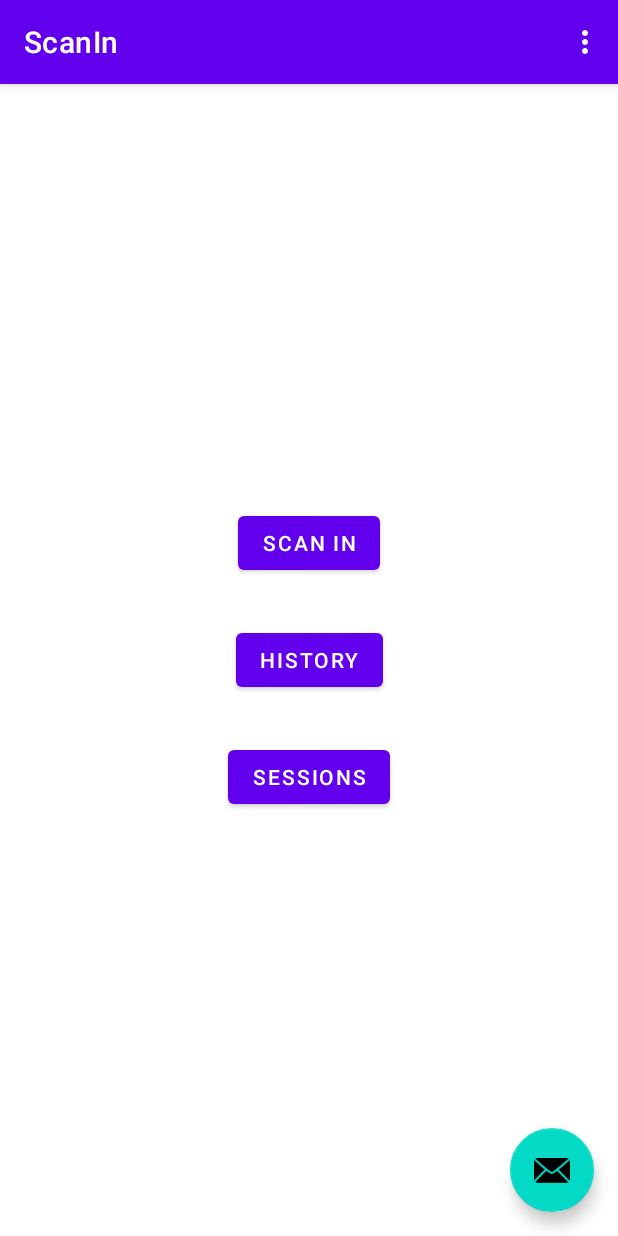
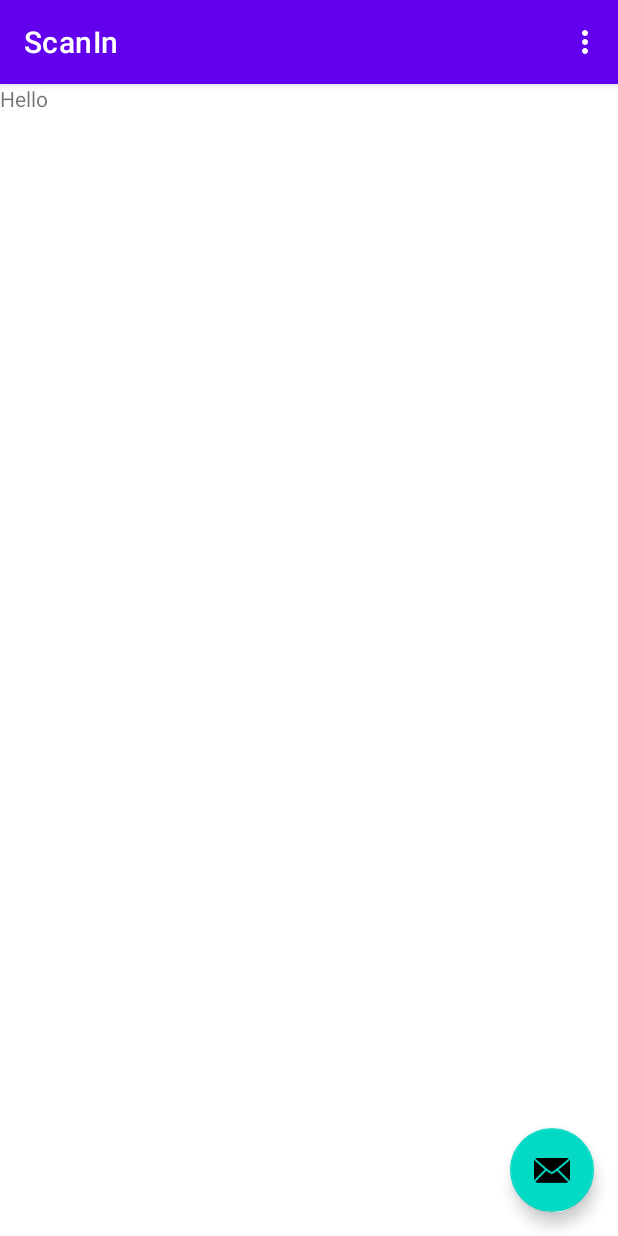
Before and after one commit to Kenton1989/ScanIn, an Android app: the AdminMenu screen opened through its navigation route, after a tap on "HISTORY", on a phone screen of 412 x 824 dp. Run offline under Robolectric (Android 15) with nearby library versions, the phone set to English and light mode, and no system bars.

Commit message:
added Fragments for Attendance, History, and Sessions

```diff
--- /dev/null
+++ b/android_john/app/src/main/java/com/example/scanin/HistoryFragment.java
@@ -0,0 +1,36 @@
+package com.example.scanin;
+
+import androidx.lifecycle.ViewModelProvider;
+
+import android.os.Bundle;
+
+import androidx.annotation.NonNull;
+import androidx.annotation.Nullable;
+import androidx.fragment.app.Fragment;
+
+import android.view.LayoutInflater;
+import android.view.View;
+import android.view.ViewGroup;
+
+public class HistoryFragment extends Fragment {
+
+    private HistoryViewModel mViewModel;
+
+    public static HistoryFragment newInstance() {
+        return new HistoryFragment();
+    }
+
+    @Override
+    public View onCreateView(@NonNull LayoutInflater inflater, @Nullable ViewGroup container,
+                             @Nullable Bundle savedInstanceState) {
+        return inflater.inflate(R.layout.history_fragment, container, false);
+    }
+
+    @Override
+    public void onActivityCreated(@Nullable Bundle savedInstanceState) {
+        super.onActivityCreated(savedInstanceState);
+        mViewModel = new ViewModelProvider(this).get(HistoryViewModel.class);
+        // TODO: Use the ViewModel
+    }
+
+}
--- /dev/null
+++ b/android_john/app/src/main/java/com/example/scanin/HistoryViewModel.java
@@ -0,0 +1,7 @@
+package com.example.scanin;
+
+import androidx.lifecycle.ViewModel;
+
+public class HistoryViewModel extends ViewModel {
+    // TODO: Implement the ViewModel
+}
--- a/android_john/app/src/main/java/com/example/scanin/ui/admin/AdminMenu.java
+++ b/android_john/app/src/main/java/com/example/scanin/ui/admin/AdminMenu.java
@@ -46,22 +46,22 @@ public class AdminMenu extends Fragment {
         scanbutton.setOnClickListener(new View.OnClickListener() {
             @Override
             public void onClick(View v) {
-                Toast.makeText(getContext().getApplicationContext(), "scan", Toast.LENGTH_SHORT).show();
-
+                NavHostFragment.findNavController(AdminMenu.this)
+                        .navigate(R.id.action_adminMenu_to_attendanceCaptureFragment);
             }
         });
         historybutton.setOnClickListener(new View.OnClickListener() {
             @Override
             public void onClick(View v) {
-                Toast.makeText(getContext().getApplicationContext(), "History", Toast.LENGTH_SHORT).show();
-
+                NavHostFragment.findNavController(AdminMenu.this)
+                        .navigate(R.id.action_adminMenu_to_historyFragment);
             }
         });
         sessionbutton.setOnClickListener(new View.OnClickListener() {
             @Override
             public void onClick(View v) {
-                Toast.makeText(getContext().getApplicationContext(), "Session", Toast.LENGTH_SHORT).show();
-
+                NavHostFragment.findNavController(AdminMenu.this)
+                        .navigate(R.id.action_adminMenu_to_sessionsFragment);
             }
         });
     }
--- /dev/null
+++ b/android_john/app/src/main/res/layout/history_fragment.xml
@@ -0,0 +1,13 @@
+<?xml version="1.0" encoding="utf-8"?>
+<FrameLayout xmlns:android="http://schemas.android.com/apk/res/android"
+    xmlns:tools="http://schemas.android.com/tools"
+    android:layout_width="match_parent"
+    android:layout_height="match_parent"
+    tools:context=".HistoryFragment">
+
+    <TextView
+        android:layout_width="match_parent"
+        android:layout_height="match_parent"
+        android:text="Hello" />
+
+</FrameLayout>
--- a/android_john/app/src/main/res/navigation/nav_graph.xml
+++ b/android_john/app/src/main/res/navigation/nav_graph.xml
@@ -38,5 +38,30 @@
         android:id="@+id/adminMenu"
         android:name="com.example.scanin.ui.admin.AdminMenu"
         android:label="fragment_admin_menu"
-        tools:layout="@layout/fragment_admin_menu" />
+        tools:layout="@layout/fragment_admin_menu" >
+        <action
+            android:id="@+id/action_adminMenu_to_attendanceCaptureFragment"
+            app:destination="@id/attendanceCaptureFragment" />
+        <action
+            android:id="@+id/action_adminMenu_to_historyFragment"
+            app:destination="@id/historyFragment" />
+        <action
+            android:id="@+id/action_adminMenu_to_sessionsFragment"
+            app:destination="@id/sessionsFragment" />
+    </fragment>
+    <fragment
+        android:id="@+id/attendanceCaptureFragment"
+        android:name="com.example.scanin.AttendanceCaptureFragment"
+        android:label="attendance_capture_fragment"
+        tools:layout="@layout/attendance_capture_fragment" />
+    <fragment
+        android:id="@+id/historyFragment"
+        android:name="com.example.scanin.HistoryFragment"
+        android:label="history_fragment"
+        tools:layout="@layout/history_fragment" />
+    <fragment
+        android:id="@+id/sessionsFragment"
+        android:name="com.example.scanin.SessionsFragment"
+        android:label="sessions_fragment"
+        tools:layout="@layout/sessions_fragment" />
 </navigation>
```
Also changed, not shown: android_john/app/src/main/java/com/example/scanin/AttendanceCaptureFragment.java (added, +36 -0 lines), android_john/app/src/main/java/com/example/scanin/AttendanceCaptureViewModel.java (added, +7 -0 lines), android_john/app/src/main/java/com/example/scanin/SessionsFragment.java (added, +36 -0 lines), android_john/app/src/main/java/com/example/scanin/SessionsViewModel.java (added, +7 -0 lines), android_john/app/src/main/res/layout/attendance_capture_fragment.xml (added, +13 -0 lines), android_john/app/src/main/res/layout/sessions_fragment.xml (added, +13 -0 lines).
